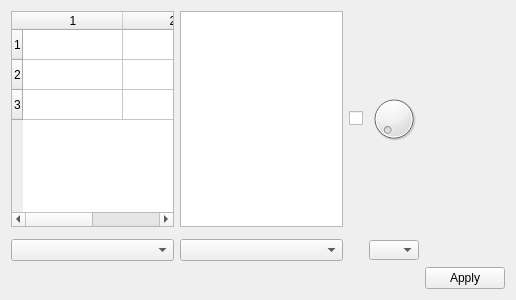
Qt form properties.ui (caronnee/pdfeditor) before a commit.
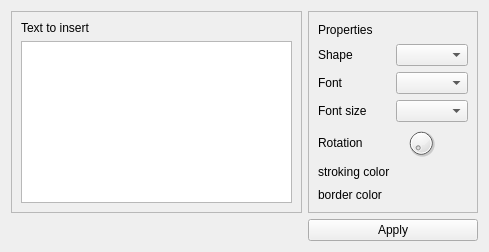
The same form after that commit. Custom widgets are drawn as their Qt base class.

```diff
--- a/properties.ui
+++ b/properties.ui
@@ -6,8 +6,8 @@
    <rect>
     <x>0</x>
     <y>0</y>
-    <width>516</width>
-    <height>300</height>
+    <width>489</width>
+    <height>252</height>
    </rect>
   </property>
   <property name="windowTitle">
@@ -15,48 +15,108 @@
   </property>
   <layout class="QGridLayout" name="fLayout">
    <item row="0" column="0">
-    <widget class="QTableWidget" name="tm">
-     <property name="rowCount">
-      <number>3</number>
+    <widget class="QFrame" name="frame">
+     <property name="frameShape">
+      <enum>QFrame::StyledPanel</enum>
      </property>
-     <property name="columnCount">
-      <number>2</number>
+     <property name="frameShadow">
+      <enum>QFrame::Raised</enum>
      </property>
-     <row/>
-     <row/>
-     <row/>
-     <column/>
-     <column/>
-    </widget>
-   </item>
-   <item row="9" column="6">
-    <widget class="QPushButton" name="apply">
+     <layout class="QVBoxLayout" name="verticalLayout">
+      <item>
+       <widget class="QLabel" name="insertTextLabel">
      <property name="text">
-      <string>Apply</string>
+         <string>Text to insert</string>
      </property>
     </widget>
    </item>
-   <item row="0" column="2">
-    <widget class="QCheckBox" name="generateCm">
-     <property name="checkable">
-      <bool>true</bool>
-     </property>
-     <property name="checked">
-      <bool>false</bool>
-     </property>
-    </widget>
-   </item>
-   <item row="0" column="1">
+      <item>
     <widget class="QTextEdit" name="text"/>
    </item>
+     </layout>
+    </widget>
+   </item>
    <item row="0" column="3">
+    <widget class="QFrame" name="frame_3">
+     <property name="frameShape">
+      <enum>QFrame::StyledPanel</enum>
+     </property>
+     <property name="frameShadow">
+      <enum>QFrame::Raised</enum>
+     </property>
+     <layout class="QGridLayout" name="gridLayout">
+      <item row="2" column="0">
+       <widget class="QLabel" name="shapeLabel">
+        <property name="text">
+         <string>Shape</string>
+        </property>
+       </widget>
+      </item>
+      <item row="2" column="1">
+       <widget class="QComboBox" name="shape"/>
+      </item>
+      <item row="4" column="0">
+       <widget class="QLabel" name="label">
+        <property name="text">
+         <string>Font size</string>
+        </property>
+       </widget>
+      </item>
+      <item row="4" column="1">
+       <widget class="QComboBox" name="fontsize"/>
+      </item>
+      <item row="3" column="0">
+       <widget class="QLabel" name="label_2">
+        <property name="text">
+         <string>Font</string>
+        </property>
+       </widget>
+      </item>
+      <item row="3" column="1">
+       <widget class="QComboBox" name="fonts"/>
+      </item>
+      <item row="5" column="0">
+       <widget class="QLabel" name="rotateLabel">
+        <property name="text">
+         <string>Rotation</string>
+        </property>
+       </widget>
+      </item>
+      <item row="5" column="1">
     <widget class="QDial" name="rotation">
+        <property name="maximumSize">
+         <size>
+          <width>50</width>
+          <height>30</height>
+         </size>
+        </property>
      <property name="maximum">
       <number>359</number>
      </property>
     </widget>
    </item>
-   <item row="1" column="1">
+      <item row="6" column="0">
+       <widget class="QLabel" name="label_3">
+        <property name="text">
+         <string>stroking color</string>
+        </property>
+       </widget>
+      </item>
+      <item row="7" column="0">
+       <widget class="QLabel" name="label_4">
+        <property name="text">
+         <string>border color</string>
+        </property>
+       </widget>
+      </item>
+      <item row="1" column="0">
+       <widget class="QLabel" name="Props">
+        <property name="text">
+         <string>Properties</string>
+        </property>
+       </widget>
+      </item>
+      <item row="6" column="1">
     <widget class="ColorPicker" name="colorS" native="true">
      <property name="enabled">
       <bool>true</bool>
@@ -79,19 +139,13 @@
      </property>
     </widget>
    </item>
-   <item row="3" column="0">
-    <widget class="QComboBox" name="fontsize"/>
+     </layout>
+    </widget>
    </item>
-   <item row="3" column="1">
-    <widget class="QComboBox" name="fonts"/>
-   </item>
-   <item row="3" column="3">
-    <widget class="QComboBox" name="shape">
-     <property name="maximumSize">
-      <size>
-       <width>50</width>
-       <height>20</height>
-      </size>
+   <item row="1" column="3">
+    <widget class="QPushButton" name="apply">
+     <property name="text">
+      <string>Apply</string>
      </property>
     </widget>
    </item>
```
Left out of the diff: 2 changed lines with no effect on the pictures. Lines whose indentation alone changed are shown as unchanged.
